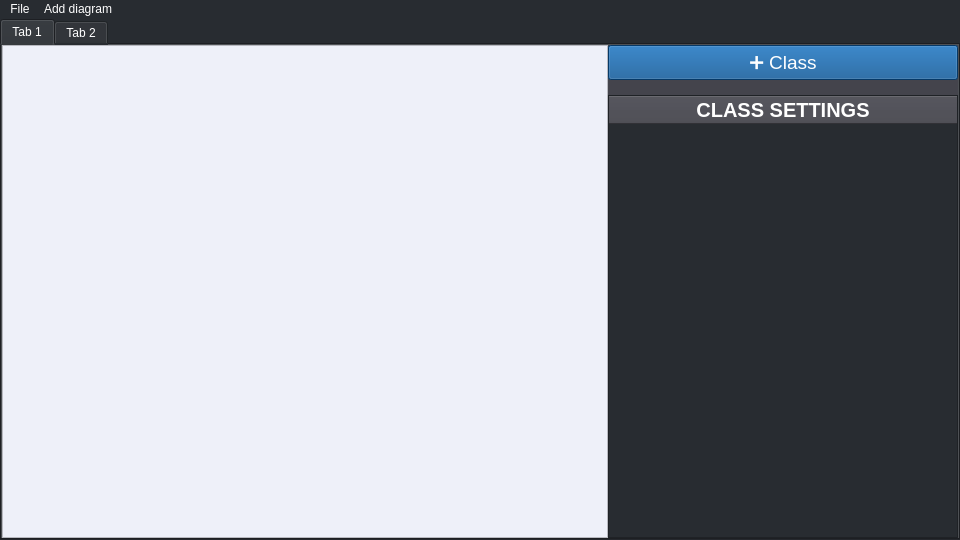
hungdojan/ICP_Project, file src/view/mainwindow.ui: the form before one commit.
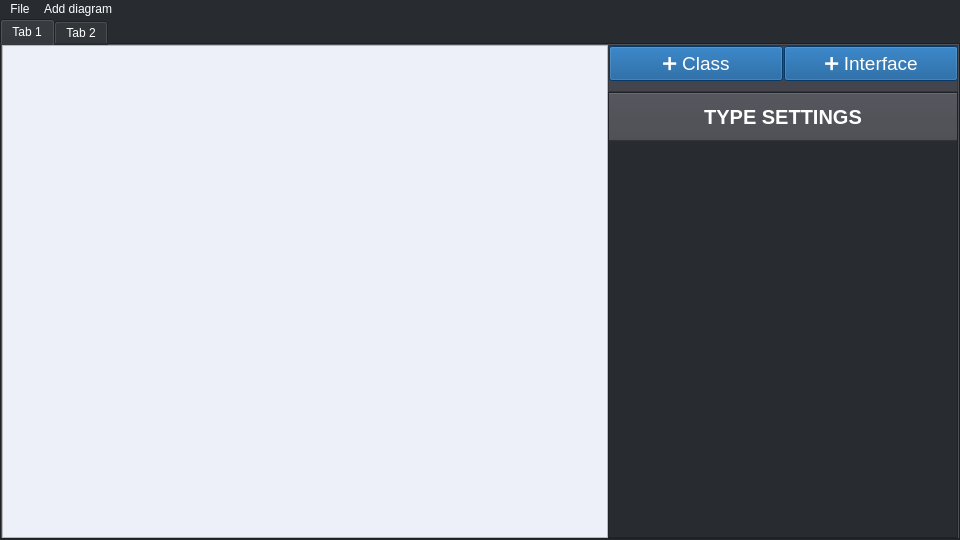
The form after the commit.

Commit message: Attributes and Function categories mapped to model, text centering, rectangle size increasing, class-interface

```diff
--- a/src/view/mainwindow.ui
+++ b/src/view/mainwindow.ui
@@ -61,45 +61,20 @@
         <property name="bottomMargin">
          <number>0</number>
         </property>
-        <property name="horizontalSpacing">
+        <property name="spacing">
          <number>0</number>
         </property>
-        <property name="verticalSpacing">
-         <number>15</number>
-        </property>
-        <item row="0" column="2">
-         <widget class="QPushButton" name="addClassButton">
-          <property name="sizePolicy">
-           <sizepolicy hsizetype="Minimum" vsizetype="Fixed">
-            <horstretch>0</horstretch>
-            <verstretch>0</verstretch>
-           </sizepolicy>
-          </property>
-          <property name="minimumSize">
-           <size>
-            <width>350</width>
-            <height>35</height>
-           </size>
-          </property>
-          <property name="styleSheet">
-           <string notr="true">background-color: #095090; color: white; font-size: 19px;</string>
-          </property>
-          <property name="text">
-           <string>➕ Class</string>
-          </property>
-         </widget>
-        </item>
-        <item row="0" column="0" rowspan="2">
+        <item row="0" column="0" rowspan="3">
          <widget class="QGraphicsView" name="graphicsView">
           <property name="styleSheet">
            <string notr="true">background-color: #EEF0F9</string>
           </property>
          </widget>
         </item>
-        <item row="1" column="2">
+        <item row="2" column="2">
          <widget class="QTreeWidget" name="treeWidget">
           <property name="sizePolicy">
-           <sizepolicy hsizetype="Fixed" vsizetype="Expanding">
+           <sizepolicy hsizetype="Expanding" vsizetype="Expanding">
             <horstretch>0</horstretch>
             <verstretch>0</verstretch>
            </sizepolicy>
@@ -112,7 +87,10 @@
           </property>
           <property name="styleSheet">
            <string notr="true">QTreeWidget{ background-color: #282C31; color: white;}
-QTreeWidget::item{height:40px;}</string>
+QTreeWidget::item{height:30px;}
+QHeaderView::section {                          
+    padding: 10px;
+}</string>
           </property>
           <property name="verticalScrollMode">
            <enum>QAbstractItemView::ScrollPerPixel</enum>
@@ -125,7 +103,7 @@
           </property>
           <column>
            <property name="text">
-            <string>CLASS SETTINGS</string>
+            <string>TYPE SETTINGS</string>
            </property>
            <property name="font">
             <font>
@@ -147,6 +125,96 @@
           </column>
          </widget>
         </item>
+        <item row="1" column="2">
+         <widget class="QFrame" name="frame">
+          <property name="sizePolicy">
+           <sizepolicy hsizetype="Maximum" vsizetype="Preferred">
+            <horstretch>0</horstretch>
+            <verstretch>0</verstretch>
+           </sizepolicy>
+          </property>
+          <property name="minimumSize">
+           <size>
+            <width>350</width>
+            <height>0</height>
+           </size>
+          </property>
+          <property name="maximumSize">
+           <size>
+            <width>350</width>
+            <height>16777215</height>
+           </size>
+          </property>
+          <property name="frameShape">
+           <enum>QFrame::StyledPanel</enum>
+          </property>
+          <property name="frameShadow">
+           <enum>QFrame::Raised</enum>
+          </property>
+          <layout class="QHBoxLayout" name="horizontalLayout_2">
+           <property name="spacing">
+            <number>0</number>
+           </property>
+           <property name="leftMargin">
+            <number>0</number>
+           </property>
+           <property name="topMargin">
+            <number>0</number>
+           </property>
+           <property name="rightMargin">
+            <number>0</number>
+           </property>
+           <property name="bottomMargin">
+            <number>10</number>
+           </property>
+           <item>
+            <layout class="QHBoxLayout" name="horizontalLayout">
+             <property name="spacing">
+              <number>1</number>
+             </property>
+             <item>
+              <widget class="QPushButton" name="addClassButton">
+               <property name="sizePolicy">
+                <sizepolicy hsizetype="Minimum" vsizetype="Fixed">
+                 <horstretch>0</horstretch>
+                 <verstretch>0</verstretch>
+                </sizepolicy>
+               </property>
+               <property name="minimumSize">
+                <size>
+                 <width>174</width>
+                 <height>35</height>
+                </size>
+               </property>
+               <property name="styleSheet">
+                <string notr="true">background-color: #095090; color: white; font-size: 19px;</string>
+               </property>
+               <property name="text">
+                <string>➕ Class</string>
+               </property>
+              </widget>
+             </item>
+             <item>
+              <widget class="QPushButton" name="addInterfaceButton">
+               <property name="minimumSize">
+                <size>
+                 <width>174</width>
+                 <height>35</height>
+                </size>
+               </property>
+               <property name="styleSheet">
+                <string notr="true">background-color: #095090; color: white; font-size: 19px;</string>
+               </property>
+               <property name="text">
+                <string>➕ Interface</string>
+               </property>
+              </widget>
+             </item>
+            </layout>
+           </item>
+          </layout>
+         </widget>
+        </item>
        </layout>
       </widget>
       <widget class="QWidget" name="tab_2">
```
The commit also changes 9 other files.
